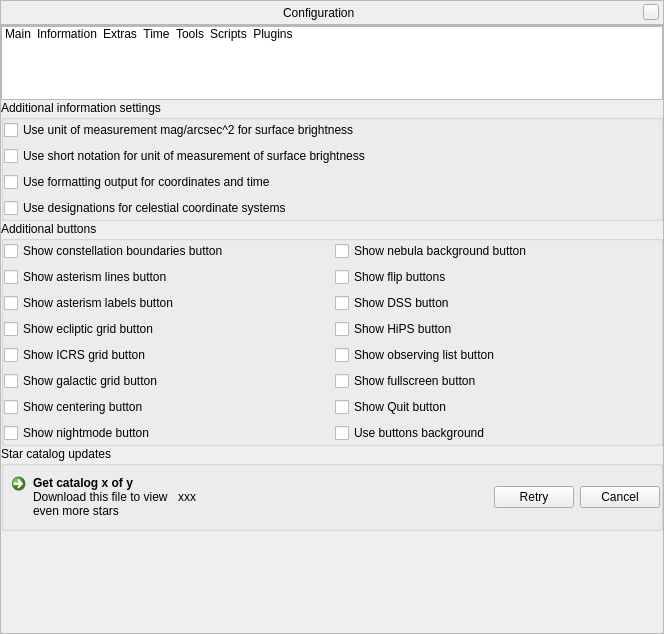
First picture: the form in src/gui/configurationDialog.ui, repository Stellarium/stellarium, before the edit.
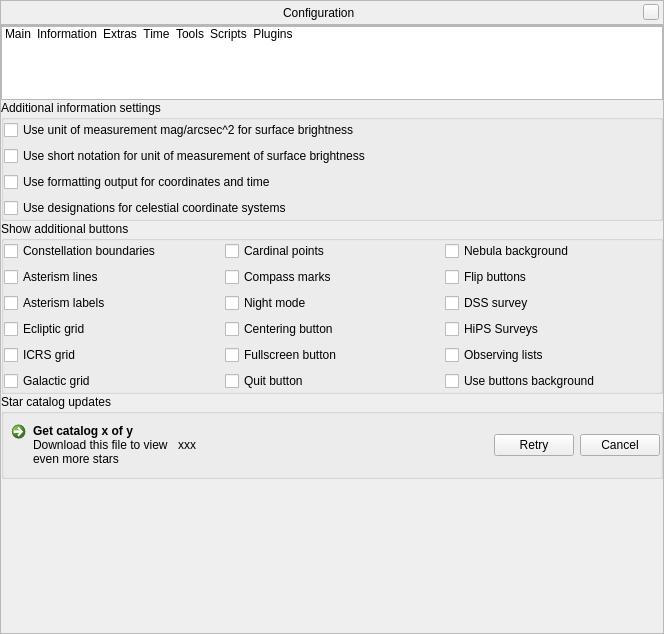
Second picture: the form after the edit. The open tabs and pages were chosen to show the change. Icons and pictures are not drawn. Custom widgets are drawn as their Qt base class.

Commit message: Merge master -> ObservingList

```diff
--- a/src/gui/configurationDialog.ui
+++ b/src/gui/configurationDialog.ui
@@ -1042,7 +1042,7 @@
           <item row="1" column="0" colspan="2">
            <widget class="QGroupBox" name="groupBoxAdditionalButtons">
             <property name="title">
-             <string>Additional buttons</string>
+             <string>Show additional buttons</string>
             </property>
             <layout class="QGridLayout" name="gridLayoutAdditionalButtons">
              <property name="leftMargin">
@@ -1057,94 +1057,20 @@
              <property name="bottomMargin">
               <number>0</number>
              </property>
-             <item row="5" column="1">
-              <widget class="QCheckBox" name="showObsListButtonCheckBox">
-               <property name="toolTip">
-                <string>Enable a feature to store favorite views.</string>
-               </property>
-               <property name="text">
-                <string>Show observing list button</string>
-               </property>
-              </widget>
-             </item>
-             <item row="7" column="0">
-              <widget class="QCheckBox" name="showGotoSelectedButtonCheckBox">
-               <property name="toolTip">
-                <string>Show button in addition to keyboard shortcut?</string>
-               </property>
-               <property name="text">
-                <string>Show centering button</string>
-               </property>
-              </widget>
-             </item>
-             <item row="4" column="1">
+             <item row="4" column="2">
               <widget class="QCheckBox" name="showHipsButtonCheckBox">
                <property name="toolTip">
                 <string>Toggle display of the button for the HiPS Surveys. Select a survey in the View settings.</string>
                </property>
                <property name="text">
-                <string>Show HiPS button</string>
-               </property>
-              </widget>
-             </item>
-             <item row="3" column="1">
-              <widget class="QCheckBox" name="showDSSButtonCheckbox">
-               <property name="toolTip">
-                <string>Toggle display of the button for the Digitized Sky Survey.</string>
-               </property>
-               <property name="text">
-                <string>Show DSS button</string>
-               </property>
-              </widget>
-             </item>
-             <item row="2" column="1">
-              <widget class="QCheckBox" name="showFlipButtonsCheckbox">
-               <property name="toolTip">
-                <string>Toggle vertical and horizontal image flip buttons.</string>
-               </property>
-               <property name="text">
-                <string>Show flip buttons</string>
+                <string>HiPS Surveys</string>
                </property>
               </widget>
              </item>
              <item row="2" column="0">
               <widget class="QCheckBox" name="showAsterismLinesButtonCheckBox">
                <property name="text">
-                <string>Show asterism lines button</string>
-               </property>
-              </widget>
-             </item>
-             <item row="1" column="1">
-              <widget class="QCheckBox" name="showNebulaBgButtonCheckbox">
-               <property name="toolTip">
-                <string>Toggle display of nebula images.</string>
-               </property>
-               <property name="text">
-                <string>Show nebula background button</string>
-               </property>
-              </widget>
-             </item>
-             <item row="3" column="0">
-              <widget class="QCheckBox" name="showAsterismLabelsButtonCheckBox">
-               <property name="text">
-                <string>Show asterism labels button</string>
-               </property>
-              </widget>
-             </item>
-             <item row="4" column="0">
-              <widget class="QCheckBox" name="showEclipticGridButtonCheckBox">
-               <property name="toolTip">
-                <string>A button to toggle ecliptic grid of date</string>
-               </property>
-               <property name="text">
-                <string>Show ecliptic grid button</string>
-               </property>
-              </widget>
-             </item>
-             <item row="1" column="0">
-              <widget class="QCheckBox" name="showConstellationBoundariesButtonCheckBox">
-               <property name="text">
-                <string>Show constellation boundaries button</string>
+                <string>Asterism lines</string>
                </property>
               </widget>
              </item>
@@ -1154,17 +1080,17 @@
                 <string>A button to toggle equatorial J2000 grid</string>
                </property>
                <property name="text">
-                <string>Show ICRS grid button</string>
+                <string>ICRS grid</string>
                </property>
               </widget>
              </item>
-             <item row="8" column="0">
-              <widget class="QCheckBox" name="showNightmodeButtonCheckBox">
+             <item row="2" column="2">
+              <widget class="QCheckBox" name="showFlipButtonsCheckbox">
                <property name="toolTip">
                 <string>Show button in addition to keyboard shortcut?</string>
                </property>
                <property name="text">
-                <string>Show nightmode button</string>
+                <string>Flip buttons</string>
                </property>
               </widget>
              </item>
@@ -1174,31 +1100,65 @@
                 <string>A button to toggle galactic grid</string>
                </property>
                <property name="text">
-                <string>Show galactic grid button</string>
+                <string>Galactic grid</string>
                </property>
               </widget>
              </item>
-             <item row="6" column="1">
-              <widget class="QCheckBox" name="showFullscreenButtonCheckBox">
+             <item row="3" column="2">
+              <widget class="QCheckBox" name="showDSSButtonCheckbox">
                <property name="toolTip">
                 <string>Show button in addition to keyboard shortcut?</string>
                </property>
                <property name="text">
-                <string>Show fullscreen button</string>
+                <string>DSS survey</string>
                </property>
               </widget>
              </item>
-             <item row="7" column="1">
-              <widget class="QCheckBox" name="showQuitButtonCheckBox">
+             <item row="4" column="0">
+              <widget class="QCheckBox" name="showEclipticGridButtonCheckBox">
                <property name="toolTip">
                 <string>Show button in addition to keyboard shortcut?</string>
                </property>
                <property name="text">
-                <string>Show Quit button</string>
+                <string>Ecliptic grid</string>
                </property>
               </widget>
              </item>
-             <item row="8" column="1">
+             <item row="1" column="2">
+              <widget class="QCheckBox" name="showNebulaBgButtonCheckbox">
+               <property name="toolTip">
+                <string>Toggle display of nebula images.</string>
+               </property>
+               <property name="text">
+                <string>Nebula background</string>
+               </property>
+              </widget>
+             </item>
+             <item row="1" column="0">
+              <widget class="QCheckBox" name="showConstellationBoundariesButtonCheckBox">
+               <property name="text">
+                <string>Constellation boundaries</string>
+               </property>
+              </widget>
+             </item>
+             <item row="5" column="2">
+              <widget class="QCheckBox" name="showObsListButtonCheckBox">
+               <property name="toolTip">
+                <string>Enable a feature to store favorite views.</string>
+               </property>
+               <property name="text">
+                <string>Observing lists</string>
+               </property>
+              </widget>
+             </item>
+             <item row="3" column="0">
+              <widget class="QCheckBox" name="showAsterismLabelsButtonCheckBox">
+               <property name="text">
+                <string>Asterism labels</string>
+               </property>
+              </widget>
+             </item>
+             <item row="6" column="2">
               <widget class="QCheckBox" name="useButtonsBackgroundCheckBox">
                <property name="toolTip">
                 <string>Toggle the usage of background under GUI buttons</string>
@@ -1208,6 +1168,66 @@
                </property>
               </widget>
              </item>
+             <item row="6" column="1">
+              <widget class="QCheckBox" name="showQuitButtonCheckBox">
+               <property name="toolTip">
+                <string>Show button in addition to keyboard shortcut?</string>
+               </property>
+               <property name="text">
+                <string>Quit button</string>
+               </property>
+              </widget>
+             </item>
+             <item row="1" column="1">
+              <widget class="QCheckBox" name="showCardinalButtonCheckBox">
+               <property name="toolTip">
+                <string>Show button in addition to keyboard shortcut?</string>
+               </property>
+               <property name="text">
+                <string>Cardinal points</string>
+               </property>
+              </widget>
+             </item>
+             <item row="5" column="1">
+              <widget class="QCheckBox" name="showFullscreenButtonCheckBox">
+               <property name="toolTip">
+                <string>Show button in addition to keyboard shortcut?</string>
+               </property>
+               <property name="text">
+                <string>Fullscreen button</string>
+               </property>
+              </widget>
+             </item>
+             <item row="4" column="1">
+              <widget class="QCheckBox" name="showGotoSelectedButtonCheckBox">
+               <property name="toolTip">
+                <string>Show button in addition to keyboard shortcut?</string>
+               </property>
+               <property name="text">
+                <string>Centering button</string>
+               </property>
+              </widget>
+             </item>
+             <item row="3" column="1">
+              <widget class="QCheckBox" name="showNightmodeButtonCheckBox">
+               <property name="toolTip">
+                <string>Show button in addition to keyboard shortcut?</string>
+               </property>
+               <property name="text">
+                <string>Night mode</string>
+               </property>
+              </widget>
+             </item>
+             <item row="2" column="1">
+              <widget class="QCheckBox" name="showCompassButtonCheckBox">
+               <property name="toolTip">
+                <string>Show button in addition to keyboard shortcut?</string>
+               </property>
+               <property name="text">
+                <string>Compass marks</string>
+               </property>
+              </widget>
+             </item>
             </layout>
            </widget>
           </item>
```
Left out of the diff: 492 changed lines with no effect on the pictures. The commit also changes 2127 other files.
